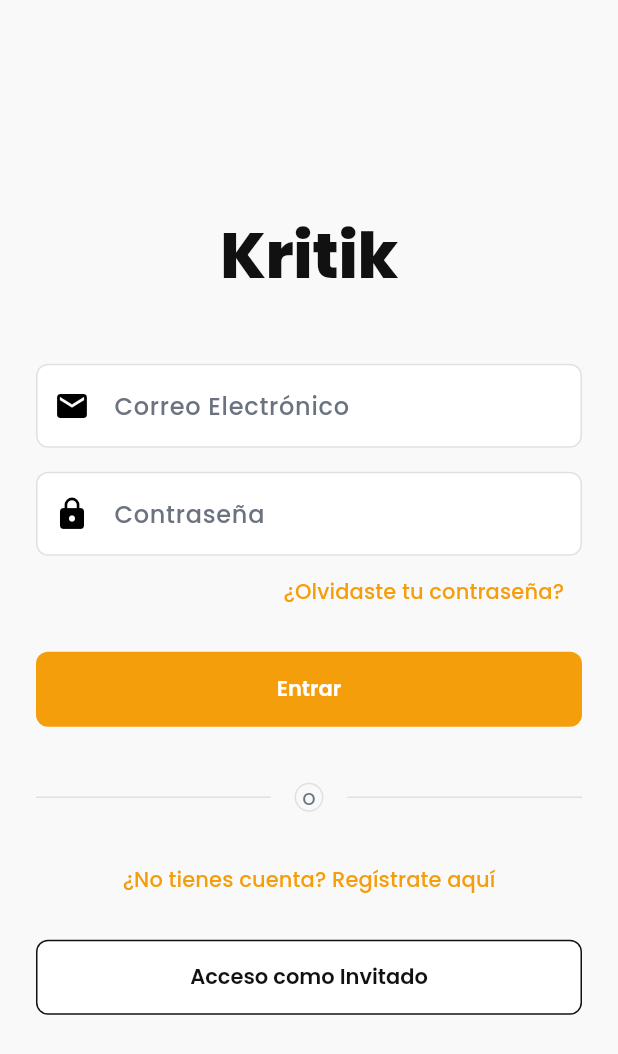
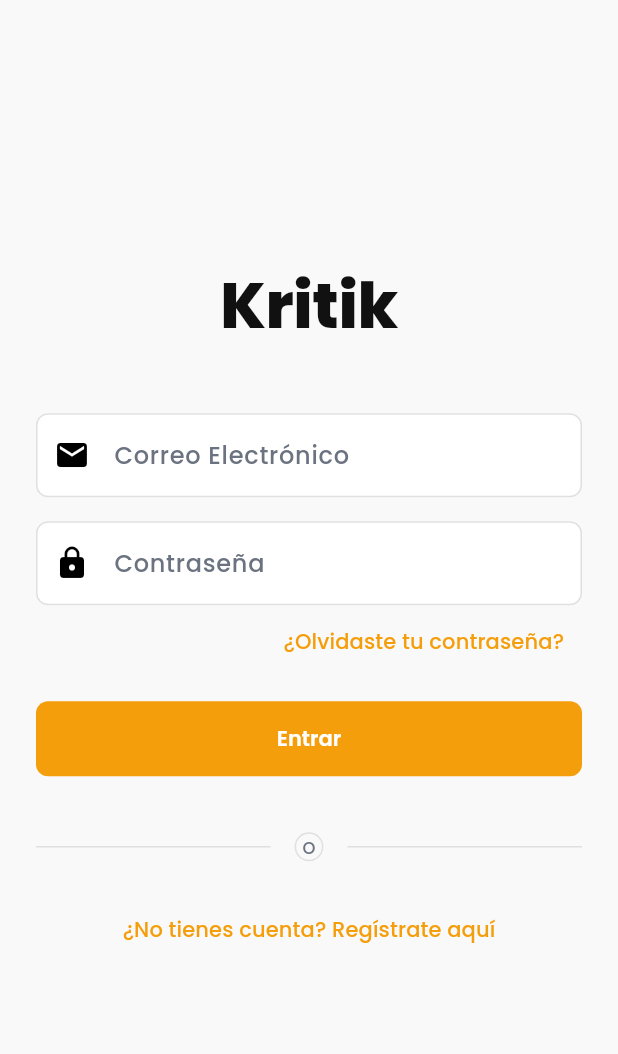
Before and after one commit to JorgeMondragon2005/KritikFinal, a Flutter app: the screen it shows after launch, on a phone screen of 412 x 824 dp. Shown: the top 1054 px of the screen. Run offline on Flutter 3.47's test engine with Material 3 defaults, Android fonts, the phone set to English and light mode, and no system bars; our stand-ins replace cached_network_image, chewie, dio, file_picker, fl_chart, google_fonts and 6 more.

Commit message:
Remove guest mode and auto-promote admin email on startup

```diff
--- a/frontend_flutter/lib/screens/login_screen.dart
+++ b/frontend_flutter/lib/screens/login_screen.dart
@@ -200,22 +200,7 @@ class _LoginScreenState extends State<LoginScreen> {
                   },
                   child: const Text('¿No tienes cuenta? Regístrate aquí'),
                 ),
-                const SizedBox(height: 16),
-                ElevatedButton(
-                  onPressed: () => _navigateToRoleSelection(context),
-                  style: ElevatedButton.styleFrom(
-                    backgroundColor: AppColors.backgroundWhite,
-                    foregroundColor: AppColors.textPrimary,
-                    shape: RoundedRectangleBorder(
-                      borderRadius: BorderRadius.circular(8.0),
-                      side: const BorderSide(
-                        color: AppColors.textPrimary,
-                        width: 1.0,
-                      ),
-                    ),
-                  ),
-                  child: const Text('Acceso como Invitado'),
-                ),
+
               ],
             ),
           ),
```
Also changed, not shown: 2 other files.
